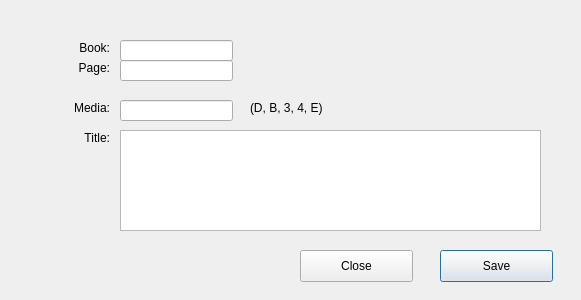
Before: the Qt Designer form movieEntry.ui in rpural/MovieDB, drawn with Qt 5.
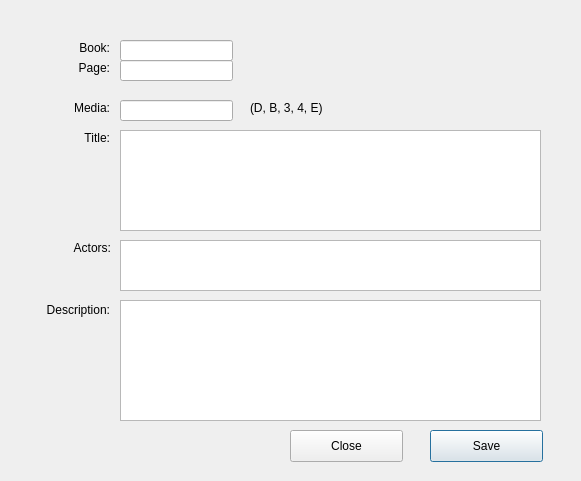
After: the same form once the commit is applied.

Commit message: Add actors, description fields to form

```diff
--- a/movieEntry.ui
+++ b/movieEntry.ui
@@ -7,7 +7,7 @@
     <x>0</x>
     <y>0</y>
     <width>581</width>
-    <height>300</height>
+    <height>481</height>
    </rect>
   </property>
   <property name="windowTitle">
@@ -19,8 +19,8 @@
   <widget class="QPushButton" name="saveButton">
    <property name="geometry">
     <rect>
-     <x>440</x>
-     <y>250</y>
+     <x>430</x>
+     <y>430</y>
      <width>113</width>
      <height>32</height>
     </rect>
@@ -32,8 +32,8 @@
   <widget class="QPushButton" name="closeButton">
    <property name="geometry">
     <rect>
-     <x>300</x>
-     <y>250</y>
+     <x>290</x>
+     <y>430</y>
      <width>113</width>
      <height>32</height>
     </rect>
@@ -159,6 +159,58 @@
     <string>(D, B, 3, 4, E)</string>
    </property>
   </widget>
+  <widget class="QTextEdit" name="actorsEdit">
+   <property name="geometry">
+    <rect>
+     <x>120</x>
+     <y>240</y>
+     <width>421</width>
+     <height>51</height>
+    </rect>
+   </property>
+  </widget>
+  <widget class="QTextEdit" name="descriptionEdit">
+   <property name="geometry">
+    <rect>
+     <x>120</x>
+     <y>300</y>
+     <width>421</width>
+     <height>121</height>
+    </rect>
+   </property>
+  </widget>
+  <widget class="QLabel" name="label_6">
+   <property name="geometry">
+    <rect>
+     <x>30</x>
+     <y>240</y>
+     <width>81</width>
+     <height>16</height>
+    </rect>
+   </property>
+   <property name="text">
+    <string>Actors:</string>
+   </property>
+   <property name="alignment">
+    <set>Qt::AlignRight|Qt::AlignTrailing|Qt::AlignVCenter</set>
+   </property>
+  </widget>
+  <widget class="QLabel" name="label_7">
+   <property name="geometry">
+    <rect>
+     <x>29</x>
+     <y>300</y>
+     <width>81</width>
+     <height>20</height>
+    </rect>
+   </property>
+   <property name="text">
+    <string>Description:</string>
+   </property>
+   <property name="alignment">
+    <set>Qt::AlignRight|Qt::AlignTrailing|Qt::AlignVCenter</set>
+   </property>
+  </widget>
  </widget>
  <resources/>
  <connections/>
```
